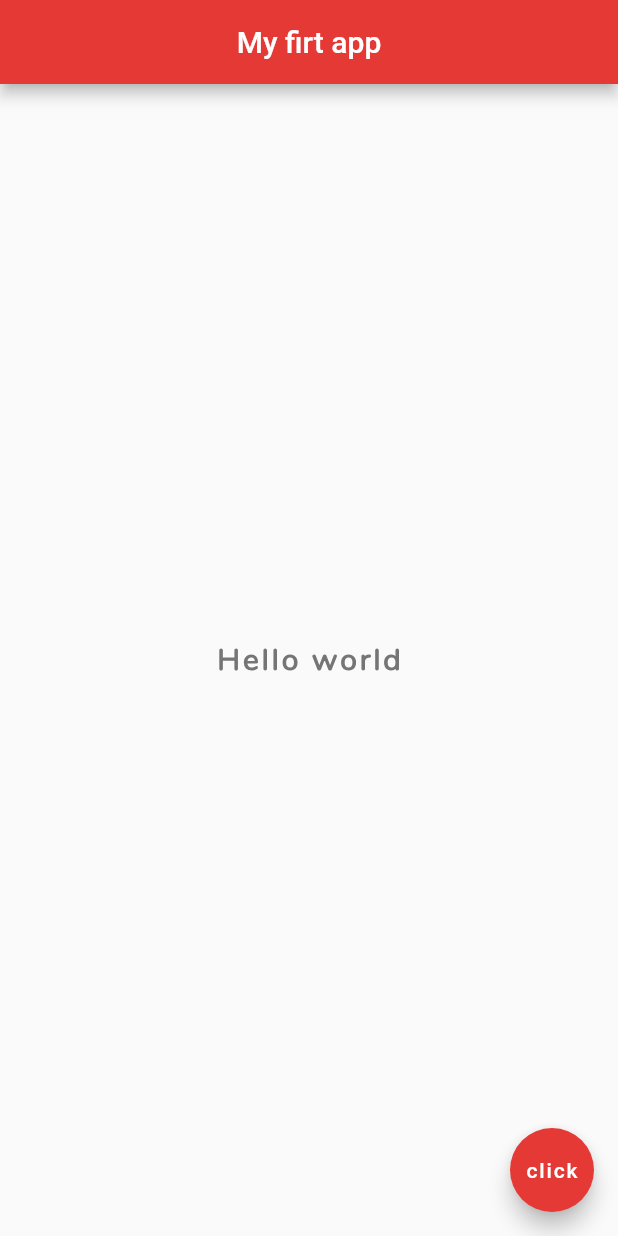
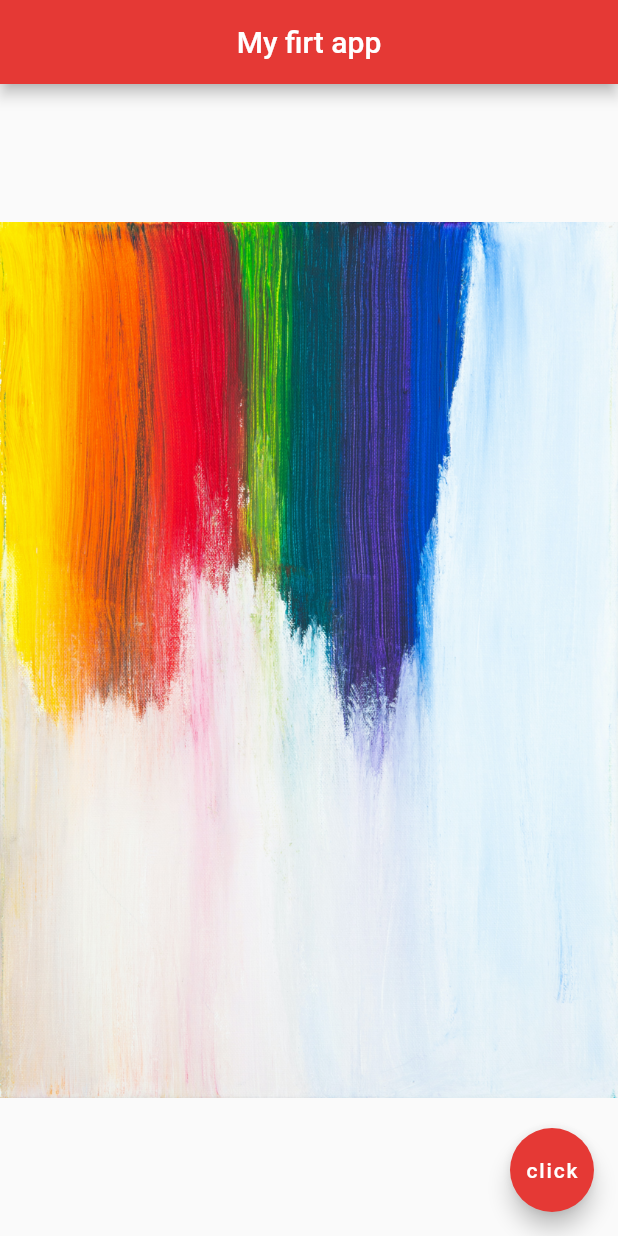
Before and after one commit to wendelleloi/my_first_app_flutter, a Flutter app: the screen it shows after launch, on a phone screen of 412 x 824 dp. Run offline on Flutter 3.47's test engine with Material 2 defaults, Android fonts, the phone set to English and light mode, and no system bars.

Commit message:
Adiciona imagem

```diff
--- a/lib/main.dart
+++ b/lib/main.dart
@@ -14,16 +14,7 @@ class Home extends StatelessWidget {
         backgroundColor: Colors.red[600],
       ),
       body: Center(
-        child: Text(
-          'Hello world',
-          style: TextStyle(
-            fontSize: 20.0,
-            fontWeight: FontWeight.bold,
-            letterSpacing: 2.0,
-            color:Colors.grey[600],
-            fontFamily: 'Nunito',
-          ),
-        ),
+        child: Image.asset('assets/asset-2.jpg'),
       ),
       floatingActionButton: FloatingActionButton(
         onPressed: () {},
```
Also changed, not shown: pubspec.yaml (+3 -4 lines), assets/asset-2.jpg (added), 1 other file.
